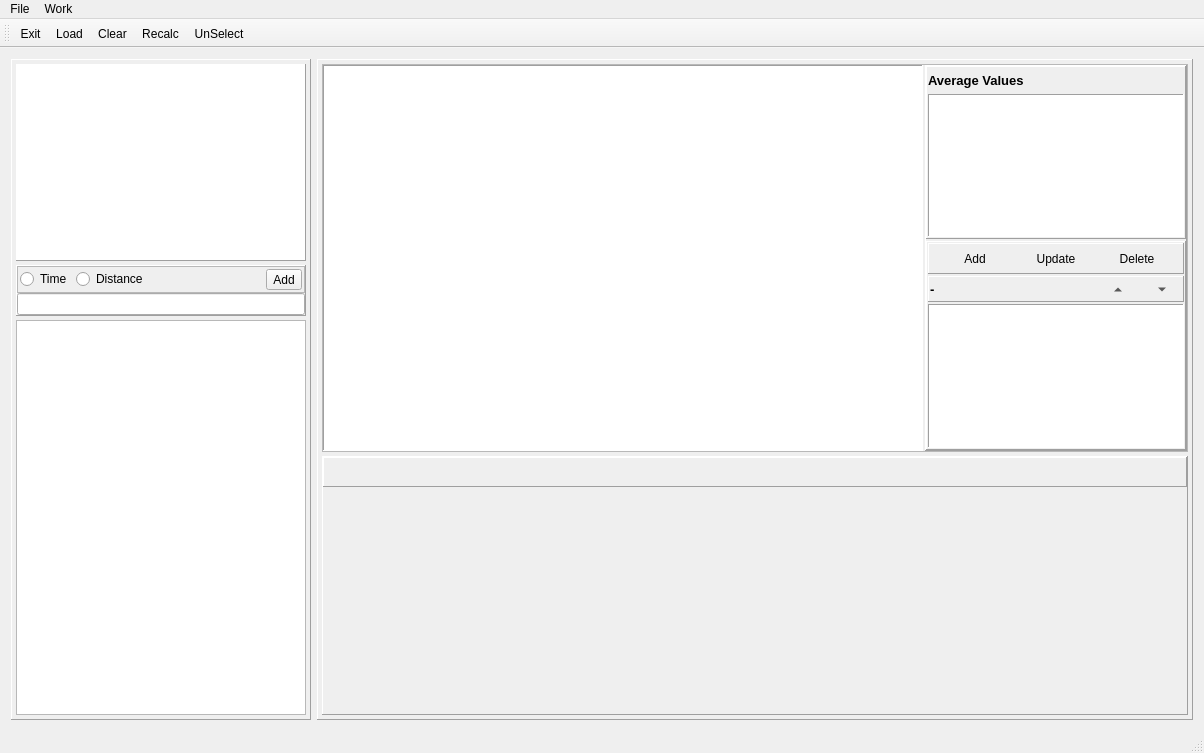
First picture: the form in mainwindow.ui, repository Tria-Andy/ActivtiyEditor, before the edit.
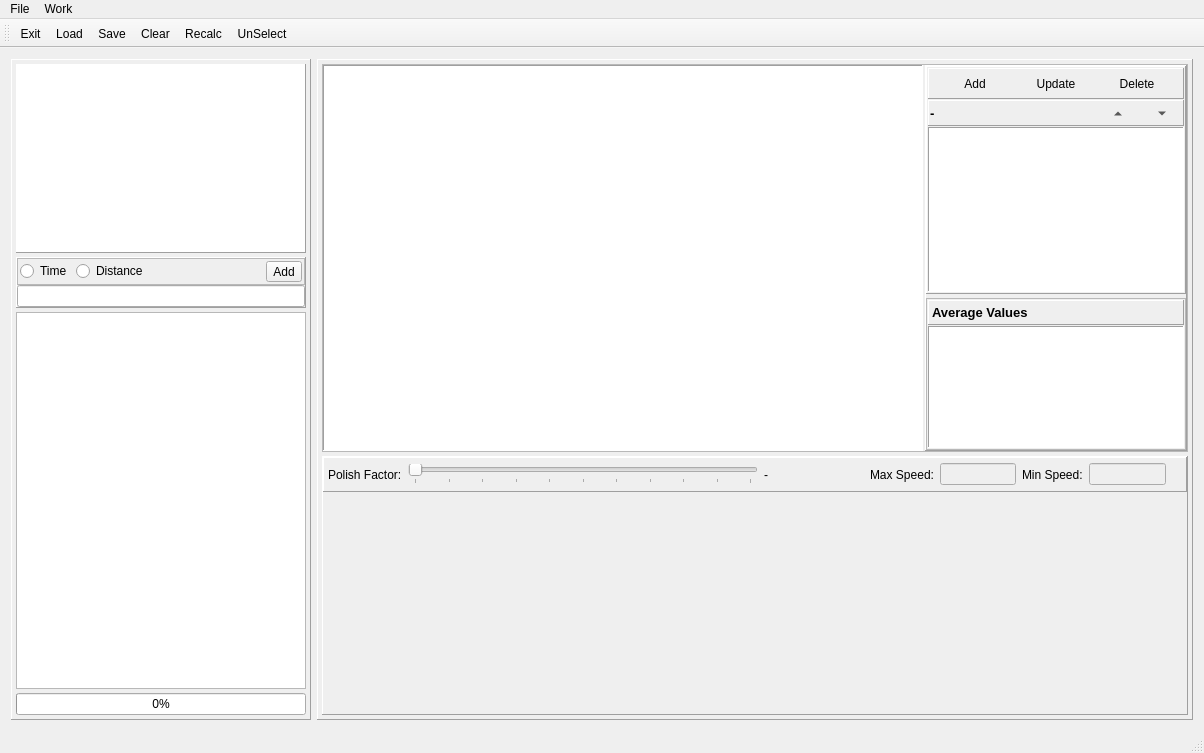
Second picture: the form after the edit. Custom widgets are drawn as their Qt base class.

```diff
--- a/mainwindow.ui
+++ b/mainwindow.ui
@@ -180,6 +180,19 @@
          </property>
         </widget>
        </item>
+       <item>
+        <widget class="QProgressBar" name="progressBar_save">
+         <property name="value">
+          <number>0</number>
+         </property>
+         <property name="alignment">
+          <set>Qt::AlignJustify|Qt::AlignVCenter</set>
+         </property>
+         <property name="textVisible">
+          <bool>true</bool>
+         </property>
+        </widget>
+       </item>
       </layout>
      </widget>
     </item>
@@ -277,7 +290,7 @@
             </property>
             <layout class="QVBoxLayout" name="verticalLayout_5">
              <property name="spacing">
-              <number>2</number>
+              <number>4</number>
              </property>
              <property name="leftMargin">
               <number>0</number>
@@ -291,62 +304,14 @@
              <property name="bottomMargin">
               <number>0</number>
              </property>
-             <item>
-              <widget class="QFrame" name="frame_avg">
-               <property name="frameShape">
-                <enum>QFrame::Panel</enum>
-               </property>
-               <property name="frameShadow">
-                <enum>QFrame::Raised</enum>
-               </property>
-               <layout class="QVBoxLayout" name="verticalLayout_6">
-                <property name="spacing">
-                 <number>1</number>
-                </property>
-                <property name="leftMargin">
-                 <number>1</number>
-                </property>
-                <property name="topMargin">
-                 <number>1</number>
-                </property>
-                <property name="rightMargin">
-                 <number>1</number>
-                </property>
-                <property name="bottomMargin">
-                 <number>1</number>
-                </property>
-                <item>
-                 <widget class="QLabel" name="label_avg">
-                  <property name="minimumSize">
-                   <size>
-                    <width>0</width>
-                    <height>25</height>
-                   </size>
-                  </property>
-                  <property name="font">
-                   <font>
-                    <pointsize>10</pointsize>
-                    <weight>75</weight>
-                    <bold>true</bold>
-                   </font>
-                  </property>
-                  <property name="text">
-                   <string>Average Values</string>
-                  </property>
-                 </widget>
-                </item>
-                <item>
-                 <widget class="QTableView" name="tableView_avgValues">
-                  <property name="frameShape">
-                   <enum>QFrame::Panel</enum>
-                  </property>
-                 </widget>
-                </item>
-               </layout>
-              </widget>
-             </item>
              <item>
               <widget class="QFrame" name="frame_editInt">
+               <property name="sizePolicy">
+                <sizepolicy hsizetype="Preferred" vsizetype="Preferred">
+                 <horstretch>0</horstretch>
+                 <verstretch>3</verstretch>
+                </sizepolicy>
+               </property>
                <property name="frameShape">
                 <enum>QFrame::Panel</enum>
                </property>
@@ -355,7 +320,7 @@
                </property>
                <layout class="QVBoxLayout" name="verticalLayout_7">
                 <property name="spacing">
-                 <number>2</number>
+                 <number>1</number>
                 </property>
                 <property name="leftMargin">
                  <number>1</number>
@@ -536,7 +501,7 @@
                  <widget class="QTableView" name="tableView_selectInt">
                   <property name="sizePolicy">
                    <sizepolicy hsizetype="Expanding" vsizetype="Expanding">
-                    <horstretch>1</horstretch>
+                    <horstretch>0</horstretch>
                     <verstretch>0</verstretch>
                    </sizepolicy>
                   </property>
@@ -554,6 +519,78 @@
                </layout>
               </widget>
              </item>
+             <item>
+              <widget class="QFrame" name="frame_avg">
+               <property name="sizePolicy">
+                <sizepolicy hsizetype="Preferred" vsizetype="Preferred">
+                 <horstretch>0</horstretch>
+                 <verstretch>2</verstretch>
+                </sizepolicy>
+               </property>
+               <property name="frameShape">
+                <enum>QFrame::StyledPanel</enum>
+               </property>
+               <property name="frameShadow">
+                <enum>QFrame::Raised</enum>
+               </property>
+               <layout class="QVBoxLayout" name="verticalLayout_6">
+                <property name="spacing">
+                 <number>1</number>
+                </property>
+                <property name="leftMargin">
+                 <number>1</number>
+                </property>
+                <property name="topMargin">
+                 <number>1</number>
+                </property>
+                <property name="rightMargin">
+                 <number>1</number>
+                </property>
+                <property name="bottomMargin">
+                 <number>1</number>
+                </property>
+                <item>
+                 <widget class="QLabel" name="label_avg">
+                  <property name="minimumSize">
+                   <size>
+                    <width>0</width>
+                    <height>25</height>
+                   </size>
+                  </property>
+                  <property name="font">
+                   <font>
+                    <pointsize>10</pointsize>
+                    <weight>75</weight>
+                    <bold>true</bold>
+                   </font>
+                  </property>
+                  <property name="frameShape">
+                   <enum>QFrame::Panel</enum>
+                  </property>
+                  <property name="frameShadow">
+                   <enum>QFrame::Raised</enum>
+                  </property>
+                  <property name="text">
+                   <string>Average Values</string>
+                  </property>
+                 </widget>
+                </item>
+                <item>
+                 <widget class="QTableView" name="tableView_avgValues">
+                  <property name="sizePolicy">
+                   <sizepolicy hsizetype="Expanding" vsizetype="Expanding">
+                    <horstretch>0</horstretch>
+                    <verstretch>0</verstretch>
+                   </sizepolicy>
+                  </property>
+                  <property name="frameShape">
+                   <enum>QFrame::Panel</enum>
+                  </property>
+                 </widget>
+                </item>
+               </layout>
+              </widget>
+             </item>
             </layout>
            </widget>
           </item>
@@ -607,7 +644,7 @@
             <property name="maximumSize">
              <size>
               <width>16777215</width>
-              <height>30</height>
+              <height>35</height>
              </size>
             </property>
             <property name="frameShape">
@@ -616,6 +653,140 @@
             <property name="frameShadow">
              <enum>QFrame::Raised</enum>
             </property>
+            <layout class="QHBoxLayout" name="horizontalLayout_6">
+             <property name="leftMargin">
+              <number>4</number>
+             </property>
+             <property name="topMargin">
+              <number>4</number>
+             </property>
+             <property name="rightMargin">
+              <number>4</number>
+             </property>
+             <property name="bottomMargin">
+              <number>4</number>
+             </property>
+             <item>
+              <widget class="QLabel" name="label">
+               <property name="text">
+                <string>Polish Factor:</string>
+               </property>
+              </widget>
+             </item>
+             <item>
+              <widget class="QSlider" name="horizontalSlider_factor">
+               <property name="minimumSize">
+                <size>
+                 <width>350</width>
+                 <height>0</height>
+                </size>
+               </property>
+               <property name="maximum">
+                <number>10</number>
+               </property>
+               <property name="pageStep">
+                <number>1</number>
+               </property>
+               <property name="orientation">
+                <enum>Qt::Horizontal</enum>
+               </property>
+               <property name="tickPosition">
+                <enum>QSlider::TicksBelow</enum>
+               </property>
+               <property name="tickInterval">
+                <number>1</number>
+               </property>
+              </widget>
+             </item>
+             <item>
+              <widget class="QLabel" name="label_factorValue">
+               <property name="minimumSize">
+                <size>
+                 <width>50</width>
+                 <height>0</height>
+                </size>
+               </property>
+               <property name="text">
+                <string>-</string>
+               </property>
+              </widget>
+             </item>
+             <item>
+              <spacer name="horizontalSpacer_2">
+               <property name="orientation">
+                <enum>Qt::Horizontal</enum>
+               </property>
+               <property name="sizeType">
+                <enum>QSizePolicy::Fixed</enum>
+               </property>
+               <property name="sizeHint" stdset="0">
+                <size>
+                 <width>50</width>
+                 <height>20</height>
+                </size>
+               </property>
+              </spacer>
+             </item>
+             <item>
+              <widget class="QLabel" name="label_2">
+               <property name="text">
+                <string>Max Speed:</string>
+               </property>
+              </widget>
+             </item>
+             <item>
+              <widget class="QLineEdit" name="lineEdit_polMax">
+               <property name="enabled">
+                <bool>false</bool>
+               </property>
+               <property name="maximumSize">
+                <size>
+                 <width>100</width>
+                 <height>16777215</height>
+                </size>
+               </property>
+              </widget>
+             </item>
+             <item>
+              <widget class="QLabel" name="label_3">
+               <property name="text">
+                <string>Min Speed:</string>
+               </property>
+              </widget>
+             </item>
+             <item>
+              <widget class="QLineEdit" name="lineEdit_polMin">
+               <property name="enabled">
+                <bool>false</bool>
+               </property>
+               <property name="minimumSize">
+                <size>
+                 <width>0</width>
+                 <height>0</height>
+                </size>
+               </property>
+               <property name="maximumSize">
+                <size>
+                 <width>100</width>
+                 <height>16777215</height>
+                </size>
+               </property>
+              </widget>
+             </item>
+             <item>
+              <spacer name="horizontalSpacer_3">
+               <property name="orientation">
+                <enum>Qt::Horizontal</enum>
+               </property>
+               <property name="sizeHint" stdset="0">
+                <size>
+                 <width>40</width>
+                 <height>20</height>
+                </size>
+               </property>
+              </spacer>
+             </item>
+            </layout>
            </widget>
           </item>
           <item>
@@ -672,6 +843,7 @@
    </attribute>
    <addaction name="actionExit"/>
    <addaction name="actionLoad"/>
+   <addaction name="actionSave"/>
    <addaction name="actionClear"/>
    <addaction name="actionRecalc"/>
    <addaction name="actionUnSelect"/>
@@ -702,6 +874,11 @@
     <string>UnSelect</string>
    </property>
   </action>
+  <action name="actionSave">
+   <property name="text">
+    <string>Save</string>
+   </property>
+  </action>
  </widget>
  <layoutdefault spacing="6" margin="11"/>
  <customwidgets>
```
Left out of the diff: 1 changed line with no effect on the pictures.
